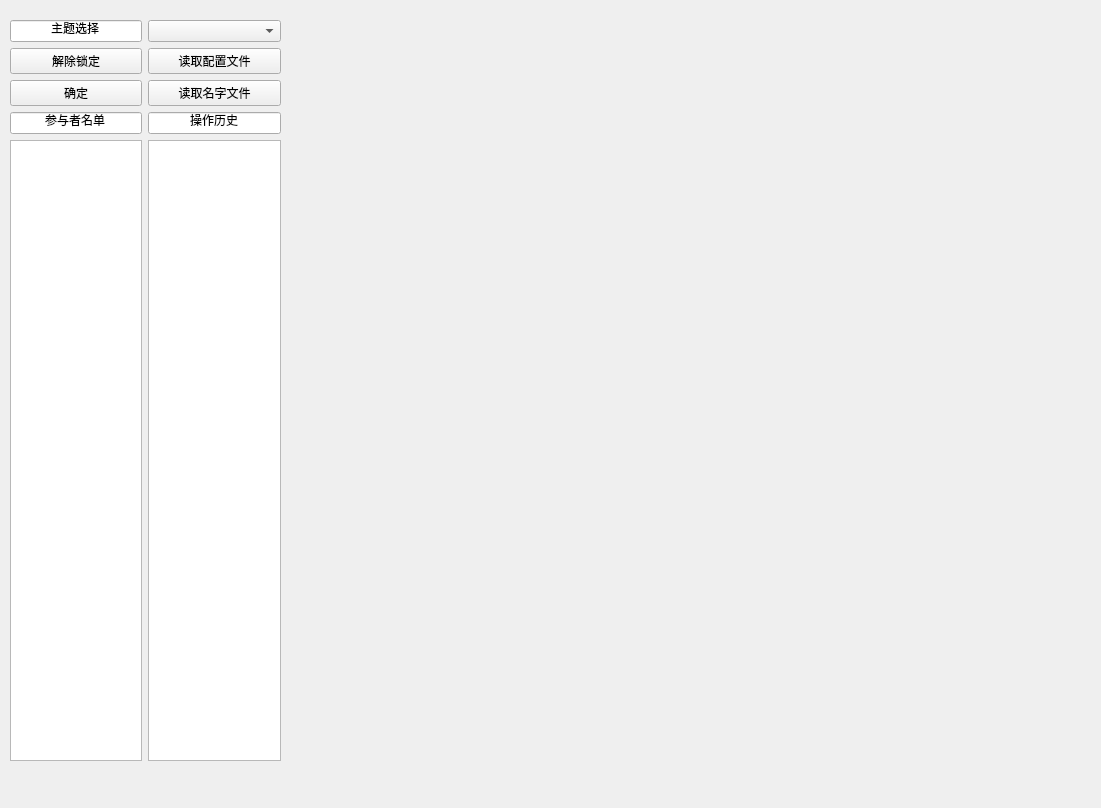
Above: ShadowKill_UI.ui from zuoliangyu/shadowkill before the change. Below: the same form after it.
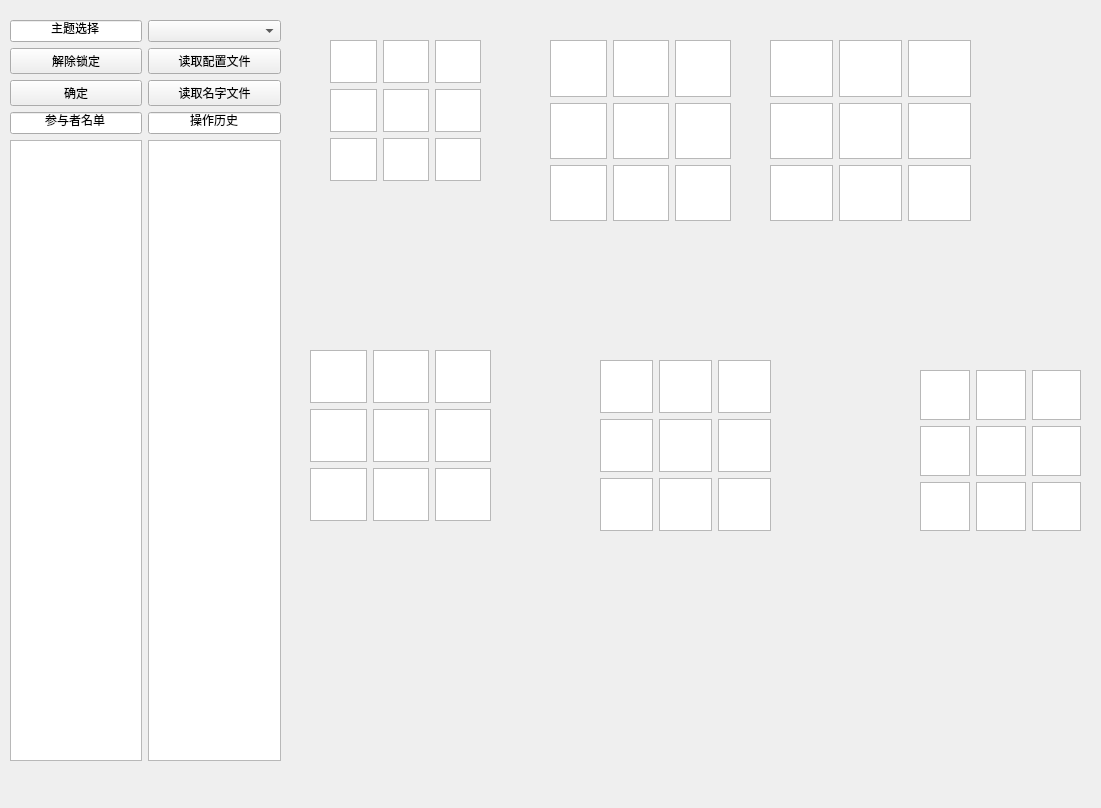
That is the form after the change.

Commit message: 小幅度修改地图

What changed in the file:
```diff
--- a/ShadowKill_UI.ui
+++ b/ShadowKill_UI.ui
@@ -139,6 +139,240 @@
     </item>
    </layout>
   </widget>
+  <widget class="QWidget" name="gridLayoutWidget">
+   <property name="geometry">
+    <rect>
+     <x>330</x>
+     <y>40</y>
+     <width>151</width>
+     <height>141</height>
+    </rect>
+   </property>
+   <layout class="QGridLayout" name="gridLayout">
+    <item row="0" column="2">
+     <widget class="QTextEdit" name="textEdit_3"/>
+    </item>
+    <item row="1" column="0">
+     <widget class="QTextEdit" name="textEdit_4"/>
+    </item>
+    <item row="0" column="1">
+     <widget class="QTextEdit" name="textEdit_2"/>
+    </item>
+    <item row="2" column="0">
+     <widget class="QTextEdit" name="textEdit_7"/>
+    </item>
+    <item row="2" column="1">
+     <widget class="QTextEdit" name="textEdit_8"/>
+    </item>
+    <item row="1" column="1">
+     <widget class="QTextEdit" name="textEdit_5"/>
+    </item>
+    <item row="1" column="2">
+     <widget class="QTextEdit" name="textEdit_6"/>
+    </item>
+    <item row="0" column="0">
+     <widget class="QTextEdit" name="textEdit"/>
+    </item>
+    <item row="2" column="2">
+     <widget class="QTextEdit" name="textEdit_9"/>
+    </item>
+   </layout>
+  </widget>
+  <widget class="QWidget" name="gridLayoutWidget_2">
+   <property name="geometry">
+    <rect>
+     <x>550</x>
+     <y>40</y>
+     <width>181</width>
+     <height>181</height>
+    </rect>
+   </property>
+   <layout class="QGridLayout" name="gridLayout_2">
+    <item row="0" column="2">
+     <widget class="QTextEdit" name="textEdit_10"/>
+    </item>
+    <item row="1" column="0">
+     <widget class="QTextEdit" name="textEdit_11"/>
+    </item>
+    <item row="0" column="1">
+     <widget class="QTextEdit" name="textEdit_12"/>
+    </item>
+    <item row="1" column="1">
+     <widget class="QTextEdit" name="textEdit_13"/>
+    </item>
+    <item row="1" column="2">
+     <widget class="QTextEdit" name="textEdit_14"/>
+    </item>
+    <item row="0" column="0">
+     <widget class="QTextEdit" name="textEdit_15"/>
+    </item>
+    <item row="2" column="0">
+     <widget class="QTextEdit" name="textEdit_16"/>
+    </item>
+    <item row="2" column="1">
+     <widget class="QTextEdit" name="textEdit_17"/>
+    </item>
+    <item row="2" column="2">
+     <widget class="QTextEdit" name="textEdit_18"/>
+    </item>
+   </layout>
+  </widget>
+  <widget class="QWidget" name="gridLayoutWidget_3">
+   <property name="geometry">
+    <rect>
+     <x>770</x>
+     <y>40</y>
+     <width>201</width>
+     <height>181</height>
+    </rect>
+   </property>
+   <layout class="QGridLayout" name="gridLayout_3">
+    <item row="0" column="2">
+     <widget class="QTextEdit" name="textEdit_19"/>
+    </item>
+    <item row="1" column="0">
+     <widget class="QTextEdit" name="textEdit_20"/>
+    </item>
+    <item row="0" column="1">
+     <widget class="QTextEdit" name="textEdit_21"/>
+    </item>
+    <item row="1" column="1">
+     <widget class="QTextEdit" name="textEdit_22"/>
+    </item>
+    <item row="1" column="2">
+     <widget class="QTextEdit" name="textEdit_23"/>
+    </item>
+    <item row="0" column="0">
+     <widget class="QTextEdit" name="textEdit_24"/>
+    </item>
+    <item row="2" column="0">
+     <widget class="QTextEdit" name="textEdit_25"/>
+    </item>
+    <item row="2" column="1">
+     <widget class="QTextEdit" name="textEdit_26"/>
+    </item>
+    <item row="2" column="2">
+     <widget class="QTextEdit" name="textEdit_27"/>
+    </item>
+   </layout>
+  </widget>
+  <widget class="QWidget" name="gridLayoutWidget_4">
+   <property name="geometry">
+    <rect>
+     <x>310</x>
+     <y>350</y>
+     <width>181</width>
+     <height>171</height>
+    </rect>
+   </property>
+   <layout class="QGridLayout" name="gridLayout_4">
+    <item row="0" column="2">
+     <widget class="QTextEdit" name="textEdit_28"/>
+    </item>
+    <item row="1" column="0">
+     <widget class="QTextEdit" name="textEdit_29"/>
+    </item>
+    <item row="0" column="1">
+     <widget class="QTextEdit" name="textEdit_30"/>
+    </item>
+    <item row="1" column="1">
+     <widget class="QTextEdit" name="textEdit_31"/>
+    </item>
+    <item row="1" column="2">
+     <widget class="QTextEdit" name="textEdit_32"/>
+    </item>
+    <item row="0" column="0">
+     <widget class="QTextEdit" name="textEdit_33"/>
+    </item>
+    <item row="2" column="0">
+     <widget class="QTextEdit" name="textEdit_34"/>
+    </item>
+    <item row="2" column="1">
+     <widget class="QTextEdit" name="textEdit_35"/>
+    </item>
+    <item row="2" column="2">
+     <widget class="QTextEdit" name="textEdit_36"/>
+    </item>
+   </layout>
+  </widget>
+  <widget class="QWidget" name="gridLayoutWidget_5">
+   <property name="geometry">
+    <rect>
+     <x>600</x>
+     <y>360</y>
+     <width>171</width>
+     <height>171</height>
+    </rect>
+   </property>
+   <layout class="QGridLayout" name="gridLayout_5">
+    <item row="0" column="0">
+     <widget class="QTextEdit" name="textEdit_42"/>
+    </item>
+    <item row="2" column="2">
+     <widget class="QTextEdit" name="textEdit_45"/>
+    </item>
+    <item row="1" column="1">
+     <widget class="QTextEdit" name="textEdit_40"/>
+    </item>
+    <item row="2" column="1">
+     <widget class="QTextEdit" name="textEdit_44"/>
+    </item>
+    <item row="1" column="0">
+     <widget class="QTextEdit" name="textEdit_38"/>
+    </item>
+    <item row="2" column="0">
+     <widget class="QTextEdit" name="textEdit_43"/>
+    </item>
+    <item row="0" column="2">
+     <widget class="QTextEdit" name="textEdit_37"/>
+    </item>
+    <item row="1" column="2">
+     <widget class="QTextEdit" name="textEdit_41"/>
+    </item>
+    <item row="0" column="1">
+     <widget class="QTextEdit" name="textEdit_39"/>
+    </item>
+   </layout>
+  </widget>
+  <widget class="QWidget" name="gridLayoutWidget_6">
+   <property name="geometry">
+    <rect>
+     <x>920</x>
+     <y>370</y>
+     <width>161</width>
+     <height>161</height>
+    </rect>
+   </property>
+   <layout class="QGridLayout" name="gridLayout_6">
+    <item row="0" column="2">
+     <widget class="QTextEdit" name="textEdit_46"/>
+    </item>
+    <item row="1" column="0">
+     <widget class="QTextEdit" name="textEdit_47"/>
+    </item>
+    <item row="0" column="1">
+     <widget class="QTextEdit" name="textEdit_48"/>
+    </item>
+    <item row="1" column="1">
+     <widget class="QTextEdit" name="textEdit_49"/>
+    </item>
+    <item row="1" column="2">
+     <widget class="QTextEdit" name="textEdit_50"/>
+    </item>
+    <item row="0" column="0">
+     <widget class="QTextEdit" name="textEdit_51"/>
+    </item>
+    <item row="2" column="0">
+     <widget class="QTextEdit" name="textEdit_52"/>
+    </item>
+    <item row="2" column="1">
+     <widget class="QTextEdit" name="textEdit_53"/>
+    </item>
+    <item row="2" column="2">
+     <widget class="QTextEdit" name="textEdit_54"/>
+    </item>
+   </layout>
+  </widget>
  </widget>
  <resources/>
  <connections/>
```
The commit also changes 1 other file.
